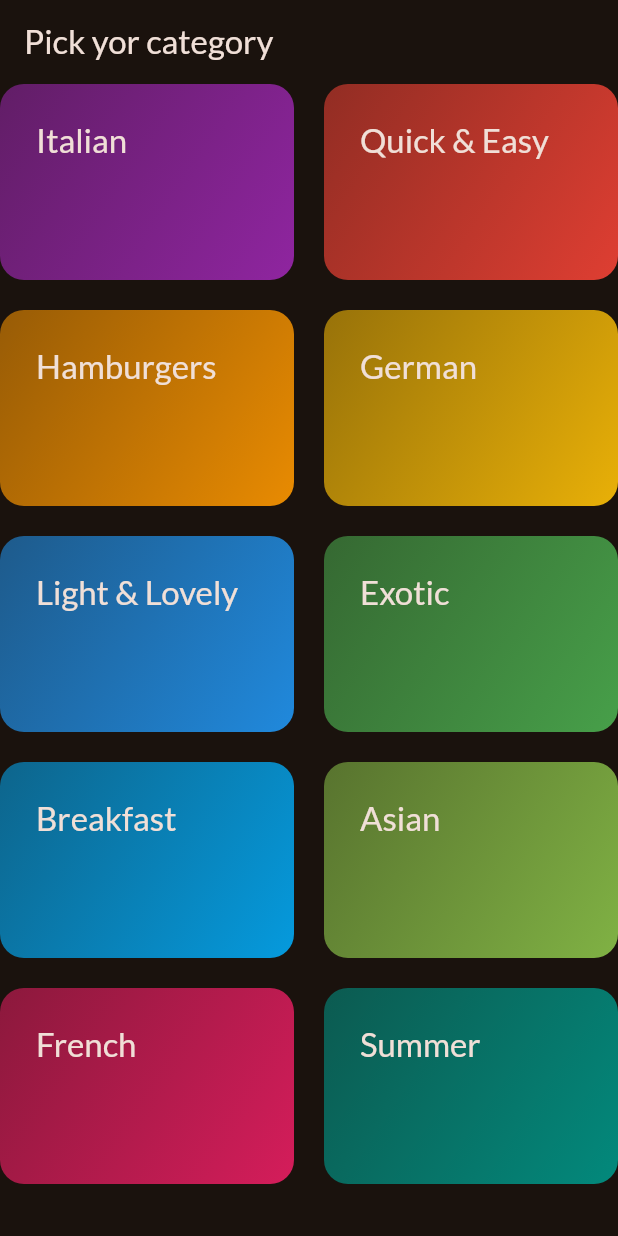
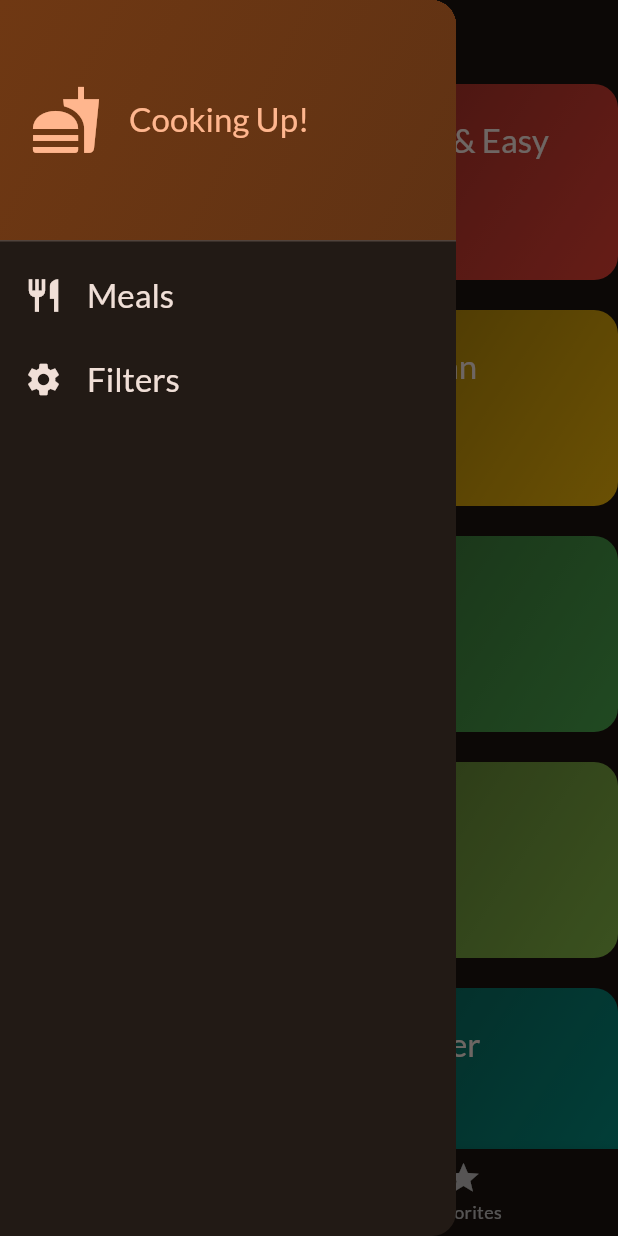
Before and after one commit to Riky11/flutter_proyects, a Flutter app: the screen it shows after launch, with the side drawer open (before the commit the screen has no drawer), on a phone screen of 412 x 824 dp. Run offline on Flutter 3.47's test engine with Material 3 defaults, Android fonts, the phone set to English and light mode, and no system bars; our stand-ins replace google_fonts, transparent_image.

Commit message:
video 172

```diff
--- a/meals/lib/main.dart
+++ b/meals/lib/main.dart
@@ -4,6 +4,7 @@ import 'package:google_fonts/google_fonts.dart';
 import 'package:meals/data/dummy_data.dart';
 import 'package:meals/screens/categories.dart';
 import 'package:meals/screens/meals.dart';
+import 'package:meals/screens/tabs.dart';
 
 final theme = ThemeData(
   useMaterial3: true,
@@ -23,6 +24,6 @@ class App extends StatelessWidget {
 
   @override
   Widget build(BuildContext context) {
-    return MaterialApp(theme: theme, home: CategoriesScreen());
+    return MaterialApp(theme: theme, home: TabsScreen());
   }
 }
--- a/meals/lib/screens/categories.dart
+++ b/meals/lib/screens/categories.dart
@@ -1,15 +1,34 @@
 import 'package:flutter/material.dart';
 import 'package:meals/data/dummy_data.dart';
+import 'package:meals/models/meal.dart';
+import 'package:meals/models/category.dart';
+import 'package:meals/screens/meals.dart';
 import 'package:meals/widgets/category_grid_item.dart';
 
 class CategoriesScreen extends StatelessWidget {
-  const CategoriesScreen({super.key});
+  const CategoriesScreen({super.key, required this.onToggleFavorite});
+
+  final void Function(Meal meal) onToggleFavorite;
+
+  void _selectCategory(BuildContext context, Category category) {
+    List<Meal> meals = dummyMeals
+        .where((meal) => meal.categories.contains(category.id))
+        .toList();
+
+    Navigator.of(context).push(
+      MaterialPageRoute(
+        builder: (ctx) => MealsScreen(
+          title: 'Some title',
+          meals: meals,
+          onToggleFavorite: onToggleFavorite,
+        ),
+      ),
+    ); // Navigator.push(context, route)
+  }
 
   @override
   Widget build(BuildContext context) {
-    return Scaffold(
-      appBar: AppBar(title: Text('Pick yor category')),
-      body: GridView(
+    return GridView(
       gridDelegate: SliverGridDelegateWithFixedCrossAxisCount(
         crossAxisCount: 2,
         childAspectRatio: 3 / 2,
@@ -19,9 +38,13 @@ class CategoriesScreen extends StatelessWidget {
       children: [
         //availableCategories.map((category) => CategoryGridItem(category: category)).toList()
         for (final category in availableCategories)
-            CategoryGridItem(category: category),
+          CategoryGridItem(
+            category: category,
+            onSelectCategory: () {
+              _selectCategory(context, category);
+            },
+          ),
       ],
-      ),
     );
   }
 }
--- /dev/null
+++ b/meals/lib/screens/tabs.dart
@@ -0,0 +1,87 @@
+import 'package:flutter/material.dart';
+import 'package:meals/models/meal.dart';
+import 'package:meals/screens/categories.dart';
+import 'package:meals/screens/meals.dart';
+import 'package:meals/widgets/main_drawer.dart';
+
+class TabsScreen extends StatefulWidget {
+  const TabsScreen({super.key});
+
+  @override
+  State<TabsScreen> createState() {
+    return _TabsScreenState();
+  }
+}
+
+class _TabsScreenState extends State<TabsScreen> {
+  int _selectedPageIndex = 0;
+  final List<Meal> _favoriteMeals = [];
+
+  void _showInfoMessage(String message) {
+    ScaffoldMessenger.of(context).clearSnackBars();
+    ScaffoldMessenger.of(
+      context,
+    ).showSnackBar(SnackBar(content: Text(message)));
+  }
+
+  void _toogleMealFavoriteStatus(Meal meal) {
+    final isExisting = _favoriteMeals.contains(meal);
+    if (isExisting) {
+      setState(() {
+        _favoriteMeals.remove(meal);
+      });
+      _showInfoMessage('Meal is no longer a favorite.');
+    } else {
+      setState(() {
+        _favoriteMeals.add(meal);
+      });
+      _showInfoMessage('Marked as a favorite!');
+    }
+  }
+
+  void _selectedPage(int index) {
+    setState(() {
+      _selectedPageIndex = index;
+    });
+  }
+
+  void _setScreen(String identifier) {
+    if (identifier == 'filters') {
+    } else {
+      Navigator.of(context).pop();
+    }
+  }
+
+  @override
+  Widget build(BuildContext context) {
+    Widget activePage = CategoriesScreen(
+      onToggleFavorite: _toogleMealFavoriteStatus,
+    );
+    var activePageTitle = 'Categories';
+
+    if (_selectedPageIndex == 1) {
+      activePage = MealsScreen(
+        meals: _favoriteMeals,
+        onToggleFavorite: _toogleMealFavoriteStatus,
+      );
+      activePageTitle = 'Your Favorites';
+    }
+
+    return Scaffold(
+      appBar: AppBar(title: Text(activePageTitle)),
+      drawer: MainDrawer(onSelectScreen: _setScreen),
+      body: activePage,
+      bottomNavigationBar: BottomNavigationBar(
+        onTap: _selectedPage,
+        currentIndex: _selectedPageIndex,
+        items: [
+          BottomNavigationBarItem(
+            icon: Icon(Icons.set_meal),
+            label: 'Categories',
+          ),
+          BottomNavigationBarItem(icon: Icon(Icons.star), label: 'Favorites'),
+        ],
+      ),
+    );
+  }
+}
--- a/meals/lib/widgets/category_grid_item.dart
+++ b/meals/lib/widgets/category_grid_item.dart
@@ -2,14 +2,19 @@ import 'package:flutter/material.dart';
 import 'package:meals/models/category.dart';
 
 class CategoryGridItem extends StatelessWidget {
-  const CategoryGridItem({super.key, required this.category});
+  const CategoryGridItem({
+    super.key,
+    required this.category,
+    required this.onSelectCategory,
+  });
 
   final Category category;
+  final void Function() onSelectCategory;
 
   @override
   Widget build(BuildContext context) {
     return InkWell(
-      onTap: () {},
+      onTap: onSelectCategory,
       splashColor: Theme.of(context).primaryColor,
       borderRadius: BorderRadius.circular(16),
       child: Container(
--- /dev/null
+++ b/meals/lib/widgets/main_drawer.dart
@@ -0,0 +1,81 @@
+import 'package:flutter/material.dart';
+import 'package:meals/screens/meals.dart';
+
+class MainDrawer extends StatelessWidget {
+  const MainDrawer({super.key, required this.onSelectScreen});
+
+  final void Function(String identifier) onSelectScreen;
+
+  @override
+  Widget build(BuildContext context) {
+    return Drawer(
+      child: Column(
+        children: [
+          DrawerHeader(
+            padding: EdgeInsets.all(20),
+            decoration: BoxDecoration(
+              gradient: LinearGradient(
+                colors: [
+                  Theme.of(context).colorScheme.primaryContainer,
+                  Theme.of(
+                    context,
+                  ).colorScheme.primaryContainer.withOpacity(0.8),
+                ],
+                begin: Alignment.topLeft,
+                end: Alignment.bottomRight,
+              ),
+            ),
+            child: Row(
+              children: [
+                Icon(
+                  Icons.fastfood,
+                  size: 48,
+                  color: Theme.of(context).colorScheme.primary,
+                ),
+                SizedBox(width: 18),
+                Text(
+                  'Cooking Up!',
+                  style: Theme.of(context).textTheme.titleLarge!.copyWith(
+                    color: Theme.of(context).colorScheme.primary,
+                  ),
+                ),
+              ],
+            ),
+          ),
+          ListTile(
+            leading: Icon(
+              Icons.restaurant,
+              size: 26,
+              color: Theme.of(context).colorScheme.onSurface,
+            ),
+            title: Text(
+              'Meals',
+              style: Theme.of(context).textTheme.titleLarge!.copyWith(
+                color: Theme.of(context).colorScheme.onSurface,
+              ),
+            ),
+            onTap: () {
+              onSelectScreen('meals');
+            },
+          ),
+          ListTile(
+            leading: Icon(
+              Icons.settings,
+              size: 26,
+              color: Theme.of(context).colorScheme.onSurface,
+            ),
+            title: Text(
+              'Filters',
+              style: Theme.of(context).textTheme.titleLarge!.copyWith(
+                color: Theme.of(context).colorScheme.onSurface,
+              ),
+            ),
+            onTap: () {
+              onSelectScreen('filters');
+            },
+          ),
+        ],
+      ),
+    );
+  }
+}
--- a/meals/pubspec.yaml
+++ b/meals/pubspec.yaml
@@ -35,6 +35,7 @@ dependencies:
   # Use with the CupertinoIcons class for iOS style icons.
   cupertino_icons: ^1.0.8
   google_fonts: ^6.3.2
+  transparent_image: ^2.0.1
 
 dev_dependencies:
   flutter_test:
```
Also changed, not shown: meals/lib/screens/meal_details.dart (added, +81 -0 lines), meals/lib/screens/meals.dart (+30 -6 lines), meals/lib/widgets/meal_item.dart (added, +89 -0 lines), meals/lib/widgets/meal_item_trait.dart (added, +19 -0 lines), meals/pubspec.lock. Lines whose indentation alone changed are shown as unchanged.
